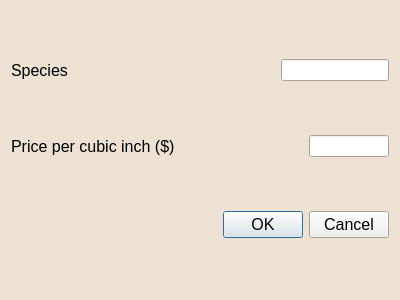
This is pricedialog.ui in EtoDrowsy/CS499 as Qt 5 draws it before an edit. The edited form follows.
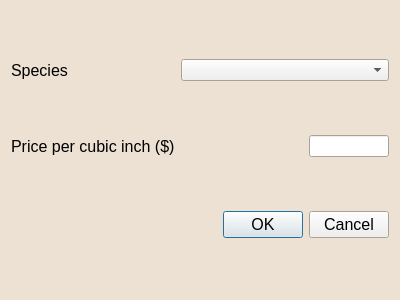
This is the edited form.

Commit message: Corrected bugs with selling items and writing to csv. Price adjustment now uses a combo box. Added framework for searching

Patch:
```diff
--- a/pricedialog.ui
+++ b/pricedialog.ui
@@ -82,16 +82,6 @@
      </property>
     </widget>
    </item>
-   <item row="2" column="1" alignment="Qt::AlignmentFlag::AlignRight">
-    <widget class="QLineEdit" name="speciesEdit">
-     <property name="maximumSize">
-      <size>
-       <width>120</width>
-       <height>16777215</height>
-      </size>
-     </property>
-    </widget>
-   </item>
    <item row="2" column="0">
     <widget class="QLabel" name="speciesLabel">
      <property name="font">
@@ -119,6 +109,22 @@
      </property>
     </widget>
    </item>
+   <item row="2" column="1">
+    <widget class="QComboBox" name="speciesComboBox">
+     <property name="maximumSize">
+      <size>
+       <width>16777215</width>
+       <height>16777215</height>
+      </size>
+     </property>
+     <property name="layoutDirection">
+      <enum>Qt::LayoutDirection::LeftToRight</enum>
+     </property>
+     <property name="editable">
+      <bool>false</bool>
+     </property>
+    </widget>
+   </item>
   </layout>
  </widget>
  <resources/>
```
The commit also changes 11 other files.
